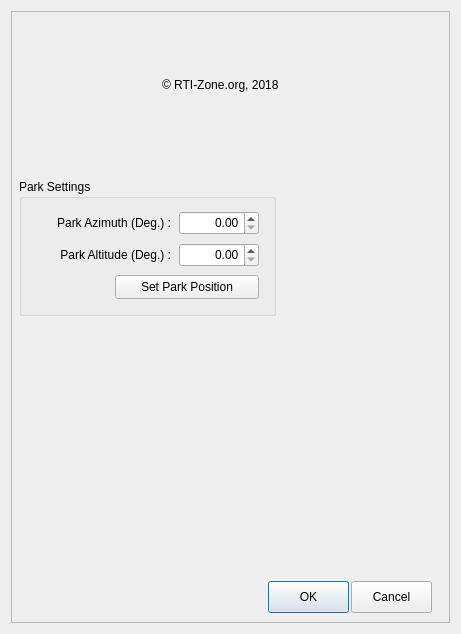
This is iOptronV3.ui in rpineau/iOptronV3 as Qt 5 draws it before an edit. The edited form follows.
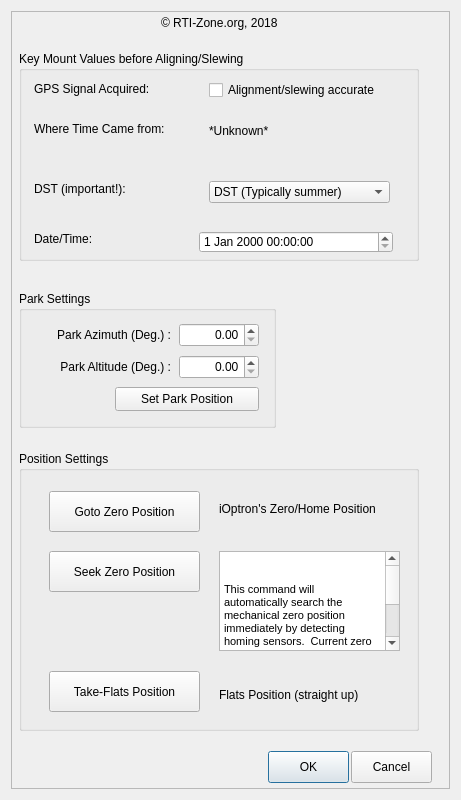
This is the edited form. Custom widgets are drawn as their Qt base class.

Commit message: added UI features and the backing code to do it.  Zero Position, Find Zero position, and flats position

What changed in the file:
```diff
--- a/iOptronV3.ui
+++ b/iOptronV3.ui
@@ -7,7 +7,7 @@
     <x>0</x>
     <y>0</y>
     <width>461</width>
-    <height>634</height>
+    <height>800</height>
    </rect>
   </property>
   <property name="sizePolicy">
@@ -19,13 +19,13 @@
   <property name="minimumSize">
    <size>
     <width>461</width>
-    <height>634</height>
+    <height>800</height>
    </size>
   </property>
   <property name="maximumSize">
    <size>
     <width>461</width>
-    <height>634</height>
+    <height>800</height>
    </size>
   </property>
   <property name="windowTitle">
@@ -71,7 +71,7 @@
       <property name="geometry">
        <rect>
         <x>257</x>
-        <y>570</y>
+        <y>740</y>
         <width>81</width>
         <height>32</height>
        </rect>
@@ -87,7 +87,7 @@
       <property name="geometry">
        <rect>
         <x>340</x>
-        <y>570</y>
+        <y>740</y>
         <width>81</width>
         <height>32</height>
        </rect>
@@ -96,6 +96,19 @@
        <string>Cancel</string>
       </property>
      </widget>
+     <widget class="QLabel" name="label_RTI">
+      <property name="geometry">
+       <rect>
+        <x>150</x>
+        <y>2</y>
+        <width>161</width>
+        <height>20</height>
+       </rect>
+      </property>
+      <property name="text">
+       <string>© RTI-Zone.org, 2018</string>
+      </property>
+     </widget>
      <widget class="QWidget" name="layoutWidget">
       <property name="geometry">
        <rect>
@@ -105,21 +118,139 @@
         <height>148</height>
        </rect>
       </property>
-      <layout class="QGridLayout" name="gridLayout_4">
-       <item row="1" column="0" alignment="Qt::AlignHCenter">
-        <widget class="QLabel" name="label_5">
-         <property name="text">
-          <string>© RTI-Zone.org, 2018</string>
-         </property>
-        </widget>
+     </widget>
+     <widget class="QGroupBox" name="GroupBox">
+      <property name="geometry">
+       <rect>
+        <x>8</x>
+        <y>40</y>
+        <width>400</width>
+        <height>210</height>
+       </rect>
+      </property>
+      <property name="title">
+       <string>Key Mount Values before Aligning/Slewing</string>
+      </property>
+      <widget class="QLabel" name="label_gbox_key_values">
+       <property name="geometry">
+        <rect>
+         <x>15</x>
+         <y>30</y>
+         <width>140</width>
+         <height>16</height>
+        </rect>
+       </property>
+       <property name="text">
+        <string>GPS Signal Acquired:</string>
+       </property>
+      </widget>
+      <widget class="QLabel" name="label_kv_2">
+       <property name="geometry">
+        <rect>
+         <x>15</x>
+         <y>70</y>
+         <width>150</width>
+         <height>16</height>
+        </rect>
+       </property>
+       <property name="text">
+        <string>Where Time Came from:</string>
+       </property>
+      </widget>
+      <widget class="QLabel" name="label_kv_3">
+       <property name="geometry">
+        <rect>
+         <x>15</x>
+         <y>130</y>
+         <width>140</width>
+         <height>16</height>
+        </rect>
+       </property>
+       <property name="text">
+        <string>DST (important!):</string>
+       </property>
+      </widget>
+      <widget class="QDateTimeEdit" name="dateTimeEdit">
+       <property name="geometry">
+        <rect>
+         <x>180</x>
+         <y>180</y>
+         <width>194</width>
+         <height>22</height>
+        </rect>
+       </property>
+      </widget>
+      <widget class="QLabel" name="label_kv_4">
+       <property name="geometry">
+        <rect>
+         <x>15</x>
+         <y>180</y>
+         <width>81</width>
+         <height>16</height>
+        </rect>
+       </property>
+       <property name="text">
+        <string>Date/Time:</string>
+       </property>
+      </widget>
+      <widget class="QCheckBox" name="checkBox">
+       <property name="geometry">
+        <rect>
+         <x>190</x>
+         <y>30</y>
+         <width>185</width>
+         <height>18</height>
+        </rect>
+       </property>
+       <property name="text">
+        <string>Alignment/slewing accurate</string>
+       </property>
+      </widget>
+      <widget class="QLabel" name="label_kv_5">
+       <property name="geometry">
+        <rect>
+         <x>190</x>
+         <y>70</y>
+         <width>185</width>
+         <height>20</height>
+        </rect>
+       </property>
+       <property name="text">
+        <string>*Unknown*</string>
+       </property>
+      </widget>
+      <widget class="QComboBox" name="comboBox">
+       <property name="geometry">
+        <rect>
+         <x>190</x>
+         <y>130</y>
+         <width>181</width>
+         <height>22</height>
+        </rect>
+       </property>
+       <property name="DST (Daylight on - typically summer)" stdset="0">
+        <string/>
+       </property>
+       <property name="NON-DST (typically winter)" stdset="0">
+        <string/>
+       </property>
+       <item>
+        <property name="text">
+         <string>DST (Typically summer)</string>
+        </property>
        </item>
-      </layout>
+       <item>
+        <property name="text">
+         <string>NON-DST (Typically winter)</string>
+        </property>
+       </item>
+      </widget>
      </widget>
      <widget class="QGroupBox" name="groupBox">
       <property name="geometry">
        <rect>
         <x>8</x>
-        <y>168</y>
+        <y>280</y>
         <width>257</width>
         <height>137</height>
        </rect>
@@ -205,6 +336,104 @@
        </property>
       </widget>
      </widget>
+     <widget class="QGroupBox" name="GroupBox">
+      <property name="geometry">
+       <rect>
+        <x>8</x>
+        <y>440</y>
+        <width>400</width>
+        <height>280</height>
+       </rect>
+      </property>
+      <property name="windowTitle">
+       <string>GroupBox</string>
+      </property>
+      <property name="title">
+       <string>Position Settings</string>
+      </property>
+      <widget class="QLabel" name="label_z">
+       <property name="geometry">
+        <rect>
+         <x>200</x>
+         <y>50</y>
+         <width>170</width>
+         <height>16</height>
+        </rect>
+       </property>
+       <property name="text">
+        <string>iOptron's Zero/Home Position</string>
+       </property>
+      </widget>
+      <widget class="QTextBrowser" name="textBrowser">
+       <property name="geometry">
+        <rect>
+         <x>200</x>
+         <y>100</y>
+         <width>181</width>
+         <height>100</height>
+        </rect>
+       </property>
+       <property name="html">
+        <string>&lt;!DOCTYPE HTML PUBLIC &quot;-//W3C//DTD HTML 4.0//EN&quot; &quot;http://www.w3.org/TR/REC-html40/strict.dtd&quot;&gt;
+         &lt;html&gt;&lt;head&gt;&lt;meta name=&quot;qrichtext&quot; content=&quot;1&quot; /&gt;&lt;style type=&quot;text/css&quot;&gt;
+         p, li { white-space: pre-wrap; }
+         &lt;/style&gt;&lt;/head&gt;&lt;body style=&quot; font-family:'MS Shell Dlg 2'; font-size:8.25pt; font-weight:400; font-style:normal;&quot;&gt;
+         &lt;p style=&quot; margin-top:0px; margin-bottom:0px; margin-left:0px; margin-right:0px; -qt-block-indent:0; text-indent:0px;&quot;&gt;&lt;span style=&quot; font-size:8pt;&quot;&gt;This command will automatically search the mechanical zero position immediately by detecting homing sensors.  Current zero position/home position will be overwritten by this operation.&lt;br /&gt;&lt;/span&gt;&lt;span style=&quot; font-size:8pt; font-weight:600;&quot;&gt;Note&lt;/span&gt;&lt;span style=&quot; font-size:8pt;&quot;&gt;: This command will only affect this mount if it is a CEM120xx or CEM60 series iOptron mount.&lt;/span&gt;&lt;/p&gt;&lt;/body&gt;&lt;/html&gt;</string>
+       </property>
+      </widget>
+      <widget class="QPushButton" name="pushButtonGotoZero">
+       <property name="geometry">
+        <rect>
+         <x>30</x>
+         <y>40</y>
+         <width>151</width>
+         <height>41</height>
+        </rect>
+       </property>
+       <property name="text">
+        <string>Goto Zero Position</string>
+       </property>
+      </widget>
+      <widget class="QPushButton" name="pushButtonFindZero">
+       <property name="geometry">
+        <rect>
+         <x>30</x>
+         <y>100</y>
+         <width>151</width>
+         <height>41</height>
+        </rect>
+       </property>
+       <property name="text">
+        <string>Seek Zero Position</string>
+       </property>
+      </widget>
+      <widget class="QLabel" name="label_z_flats">
+       <property name="geometry">
+        <rect>
+         <x>200</x>
+         <y>236</y>
+         <width>170</width>
+         <height>16</height>
+        </rect>
+       </property>
+       <property name="text">
+        <string>Flats Position (straight up)</string>
+       </property>
+      </widget>
+      <widget class="QPushButton" name="pushButtonGotoFlats">
+       <property name="geometry">
+        <rect>
+         <x>30</x>
+         <y>220</y>
+         <width>151</width>
+         <height>41</height>
+        </rect>
+       </property>
+       <property name="text">
+        <string>Take-Flats Position</string>
+       </property>
+      </widget>
+     </widget>
     </widget>
    </item>
   </layout>
```
Left out of the diff: 6 changed lines with no effect on the pictures. The commit also changes 4 other files.
